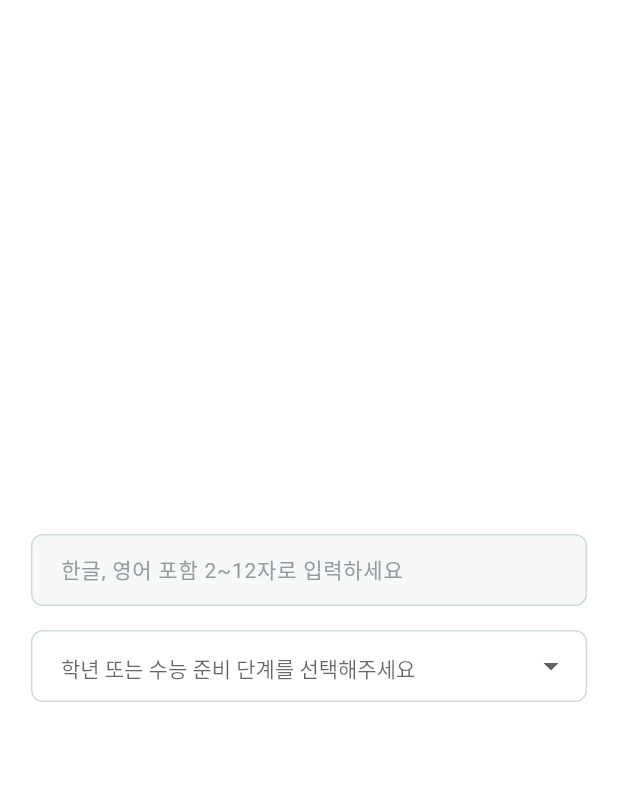
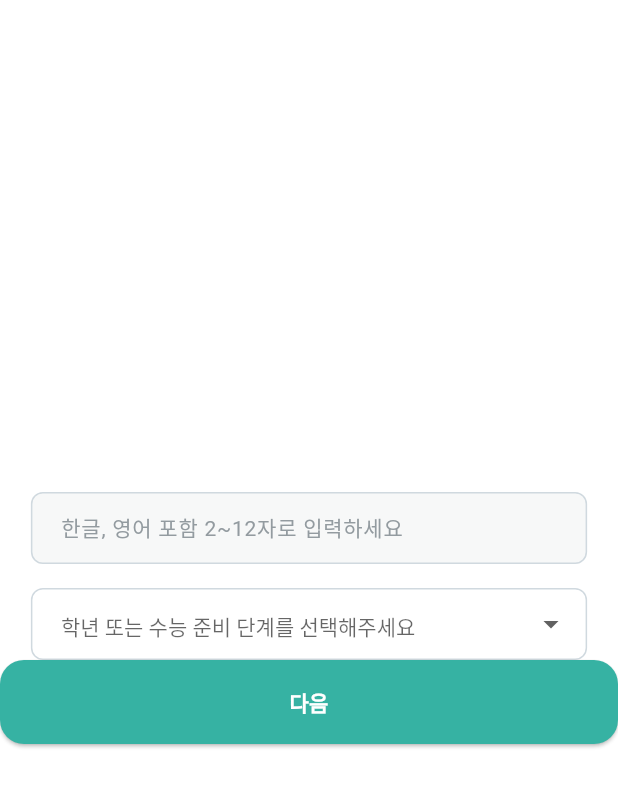
Before and after one commit to IPSI-DORI/Ipsi_frontend, a Flutter app: the SignupScreen screen opened directly, on a phone screen of 412 x 824 dp. Shown: the top 787 px of the screen. Run offline on Flutter 3.47's test engine with Material 3 defaults, Android fonts, the phone set to English and light mode, and no system bars; Roboto replaces fonts that are missing (Pretendard).

Commit message:
Feat: AppButton component create

```diff
--- a/lib/core/components/app_button.dart
+++ /dev/null
@@ -1 +0,0 @@
-// 공통 버튼
--- a/lib/core/components/app_dropdown.dart
+++ b/lib/core/components/app_dropdown.dart
@@ -1,6 +1,5 @@
 import 'package:flutter/cupertino.dart';
 import 'package:flutter/material.dart';
-
 import '../constants/app_colors.dart';
 
 // 커스텀 셀렉트박스
--- a/lib/core/components/bottombar/onboarding_bottombar.dart
+++ b/lib/core/components/bottombar/onboarding_bottombar.dart
@@ -24,10 +24,10 @@ class OnboardingBottomBar extends StatelessWidget {
   });
 
 
-  // 바텀바
+  // ui
   @override
   Widget build(BuildContext context) {
-    if (isLastPage) {
+    if (isLastPage) {   // 마지막 페이지일 경우
       return Padding(
         padding: const EdgeInsets.all(24.0),
         child: SizedBox(
@@ -59,17 +59,20 @@ class OnboardingBottomBar extends StatelessWidget {
           ),
         ),
       );
-    } else {
+    } else {   // 마지막 페이지가 아닐 경우
       return Padding(
         padding: const EdgeInsets.symmetric(horizontal: 24.0, vertical: 16),
         child: Row(
           mainAxisAlignment: MainAxisAlignment.spaceBetween,
+          // 3가지 기능을 가진 자식
           children: [
+            // 마지막 페이지로 넘어가는 건너뛰기 텍스트 버튼
             TextButton(
               onPressed: onSkip,
               child: const Text(
                   "건너뛰기", style: TextStyle(color: AppColors.gray300)),
             ),
+            // 현재(primaryColor)와 전체 인덱스(gray100)를 표시하는 동그라미들
             Row(
               children: List.generate(totalPageCount, (index) {
                 return Container(
@@ -84,6 +87,7 @@ class OnboardingBottomBar extends StatelessWidget {
                 );
               }),
             ),
+            // 다음 페이지로 넘어가는 다음 텍스트 버튼
             TextButton(
               onPressed: onNext,
               child: const Text(
--- /dev/null
+++ b/lib/core/components/button/app_button.dart
@@ -0,0 +1,58 @@
+// 커스텀 버튼
+
+import 'package:flutter/cupertino.dart';
+import 'package:flutter/material.dart';
+import 'package:ipsi_frontend/core/constants/app_colors.dart';
+import 'package:ipsi_frontend/core/constants/app_sizes.dart';
+
+enum AppButtonSize { large, medium, small }
+
+class AppButton extends StatelessWidget {
+
+  // 속성 정의
+  final AppButtonSize size; // 버튼 사이즈를 선택했는지
+  final String text; // 버튼 텍스트를 입력했는지
+  final VoidCallback? onPressed; // 버튼 클릭했는지 (선택)
+  final bool enabled; // 참/거짓 형태의 사용 가능한지
+
+  // 생성자 정의
+  const AppButton ({
+    super.key,
+    this.size = AppButtonSize.large,   // 기본: large
+    required this.text,
+    this.onPressed,
+    this.enabled = true   // 기본: ture
+  });
+
+  // 사이즈별로 반환하는 getter
+  double get _buttonHeight {
+    switch (size) {
+      case AppButtonSize.large:
+        return 56;
+      case AppButtonSize.medium:
+        return 52;
+      case AppButtonSize.small:
+        return 44;
+    }
+  }
+
+  // ui
+  @override
+  Widget build(BuildContext context) {
+    return SizedBox(
+      width: double.infinity,   // 너비: 꽉 채우기
+      height: _buttonHeight,   // 높이: 사이즈에 따라 조절
+      child: ElevatedButton(
+          onPressed: enabled ? onPressed : null,
+          style: ElevatedButton.styleFrom(
+            backgroundColor: enabled ? AppColors.primary : AppColors.gray0,
+            foregroundColor: enabled ? AppColors.white : AppColors.gray300,
+            shape: RoundedRectangleBorder(
+              borderRadius: BorderRadius.circular(AppSizes.radiusL),
+            ),
+          ),
+          child: Text(text)
+      ),
+    );
+  }
+}
--- a/lib/core/theme/app_theme.dart
+++ b/lib/core/theme/app_theme.dart
@@ -1,7 +1,6 @@
 import 'package:flutter/material.dart';
 import '../constants/app_colors.dart';
 import 'text_theme.dart';
-import 'button_theme.dart';
 
 // 전체 테마 통합 적용 (MaterialApp에서 적용)
 class AppTheme {
@@ -16,7 +15,5 @@ class AppTheme {
       onSurface: AppColors.gray800,
     ),
     textTheme: appTextTheme,
-    elevatedButtonTheme: elevatedButtonTheme,
-    textButtonTheme: textButtonTheme,
   );
 }
--- a/lib/core/theme/button_theme.dart
+++ /dev/null
@@ -1,23 +0,0 @@
-import 'package:flutter/material.dart';
-import '../constants/app_colors.dart';
-import 'text_theme.dart';
-
-// 버튼 스타일 (ElevatedButton, TextButton 등)
-final ElevatedButtonThemeData elevatedButtonTheme = ElevatedButtonThemeData(
-  style: ElevatedButton.styleFrom(
-    backgroundColor: AppColors.primary,
-    foregroundColor: Colors.white,
-    textStyle: appTextTheme.labelLarge,
-    minimumSize: Size(double.infinity, 52),
-    shape: RoundedRectangleBorder(
-      borderRadius: BorderRadius.circular(8),
-    ),
-  ),
-);
-
-final TextButtonThemeData textButtonTheme = TextButtonThemeData(
-  style: TextButton.styleFrom(
-    foregroundColor: AppColors.primary,
-    textStyle: appTextTheme.bodyMedium,
-  ),
-);
--- a/lib/features/signup/screens/signup_screen.dart
+++ b/lib/features/signup/screens/signup_screen.dart
@@ -1,5 +1,6 @@
 import 'package:flutter/material.dart';
 import 'package:ipsi_frontend/core/components/app_dropdown.dart';
+import 'package:ipsi_frontend/core/components/button/app_button.dart';
 import 'package:ipsi_frontend/core/constants/app_colors.dart';
 import 'package:ipsi_frontend/core/components/app_text_field.dart';
 
@@ -55,6 +56,16 @@ class _SignupScreenState extends State<SignupScreen> {
               ),
             ),
 
+            // 커스텀 버튼
+            AppButton(
+              text: '다음',
+              onPressed: () {
+                Navigator.push(
+                    context,
+                    MaterialPageRoute(builder: (context) => const SignupScreen())
+                );
+              },
+            )
           ],
         ),
       ),
```
